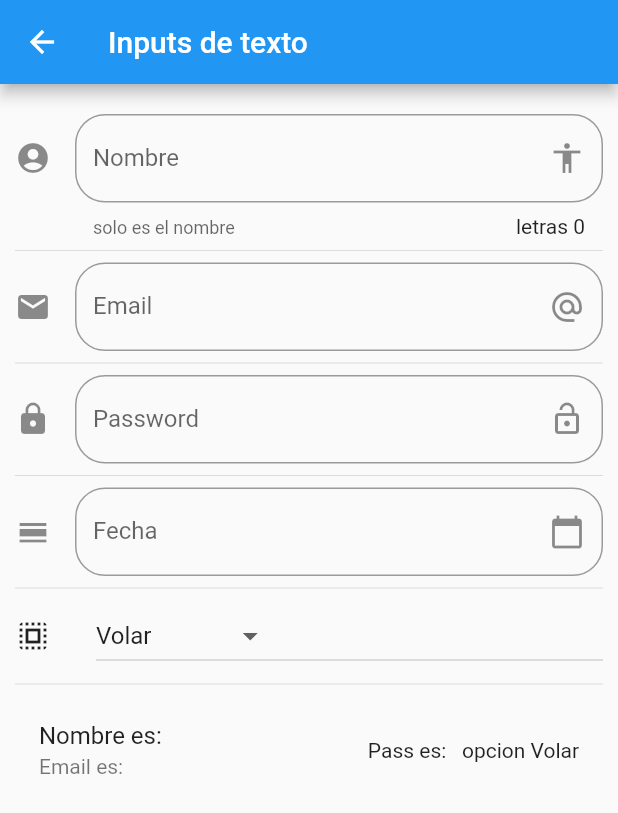
After one commit to zabdielcead/praacFlutterDos, a Flutter app: the InputPage screen opened by its route, on a phone screen of 412 x 824 dp. The commit adds this screen. Shown: the top 813 px of the screen. Run offline on Flutter 3.47's test engine with Material 2 defaults, Android fonts, the phone set to English and light mode, and no system bars.

```diff
--- a/componentes/data/menu_opts.json
+++ b/componentes/data/menu_opts.json
@@ -19,6 +19,21 @@
             "ruta": "animatedContainer",
             "icon": "donut_large",
             "texto": "Animated - Container"
+        },
+        {
+            "ruta": "inputs",
+            "icon": "input",
+            "texto": "Inputs"
+        },
+        {
+            "ruta": "sliders",
+            "icon": "tune",
+            "texto": "Sliders-checks"
+        },
+        {
+            "ruta": "list",
+            "icon": "list",
+            "texto": "Listas y Scroll"
         }
     ]
 }
--- /dev/null
+++ b/componentes/lib/src/pages/input_page.dart
@@ -0,0 +1,218 @@
+import 'package:flutter/material.dart';
+
+class InputPage extends StatefulWidget {
+  @override
+  _InputPageState createState() => _InputPageState();
+}
+
+class _InputPageState extends State<InputPage> {
+
+  String _nombre   = '';
+  String _email    = '';
+  String _password = '';
+  String _fecha    = '';
+
+  String _opcionSeleccionada = 'Volar';
+
+  List<String> _poderes = ['Volar', 'Rayosx', 'SuperAliento', 'Super fuerza'];
+
+  TextEditingController _inputFieldDateController = new TextEditingController();
+
+  @override
+  Widget build(BuildContext context) {
+    return Scaffold(
+              appBar:AppBar(
+                title: Text('Inputs de texto'),
+              ),
+              body: ListView(
+                      padding: EdgeInsets.symmetric(horizontal: 10.0, vertical: 20.0),
+                      children: <Widget>[
+                        _crearInput(),
+                        Divider(),
+                        _crearEmail(),
+                        Divider(),
+                        _crearPassword(),
+                        Divider(),
+                        _crearFecha(context),
+                        Divider(),
+                        _crearDropdown(),
+                        Divider(),
+                        _crearPersona()
+                      ],
+                  ),
+            );
+  }
+
+   Widget _crearInput() {
+
+      return TextField(
+        autofocus: false,
+        textCapitalization: TextCapitalization.sentences,
+        decoration: InputDecoration(
+          border: OutlineInputBorder(
+                    borderRadius: BorderRadius.circular(20.0)
+          ),
+          counter: Text('letras ${_nombre.length}'),
+          hintText: 'Nombre de la persona',
+          labelText: 'Nombre',
+          helperText: 'solo es el nombre',
+          suffixIcon: Icon(Icons.accessibility),
+          icon: Icon(Icons.account_circle)
+
+        ),
+        onChanged: (valor) {
+          setState(() {
+              _nombre = valor;
+
+          });
+
+        },
+
+      );
+    }
+
+
+     Widget _crearPersona() {
+       return ListTile(
+          title: Text('Nombre es: $_nombre'),
+          subtitle: Text('Email es: $_email'),
+          trailing: Text('Pass es: $_password  opcion $_opcionSeleccionada'),
+
+       );
+     }
+
+      Widget _crearEmail() {
+
+        return TextField(
+           // autofocus: true,
+            //textCapitalization: TextCapitalization.sentences,
+              keyboardType:  TextInputType.emailAddress,
+              decoration: InputDecoration(
+                border: OutlineInputBorder(
+                          borderRadius: BorderRadius.circular(20.0)
+                ),
+                hintText: 'Email de la persona',
+                labelText: 'Email',
+                suffixIcon: Icon(Icons.alternate_email),
+                icon: Icon(Icons.email)
+              ),
+              onChanged: (valor) {
+                setState(() {
+                    _email = valor;
+                });
+              },
+        );
+      }
+
+
+       Widget _crearPassword() {
+          return TextField(
+           // autofocus: true,
+            //textCapitalization: TextCapitalization.sentences,
+              obscureText: true,
+              decoration: InputDecoration(
+                border: OutlineInputBorder(
+                          borderRadius: BorderRadius.circular(20.0)
+                ),
+                hintText: 'Password de la persona',
+                labelText: 'Password',
+                suffixIcon: Icon(Icons.lock_open),
+                icon: Icon(Icons.lock)
+              ),
+              onChanged: (valor) {
+                setState(() {
+                    _password = valor;
+                });
+              },
+        );
+       }
+
+      Widget _crearFecha( BuildContext context ) {
+            return TextField(
+
+              enableInteractiveSelection: false,
+              controller: _inputFieldDateController,
+              decoration: InputDecoration(
+                border: OutlineInputBorder(
+                          borderRadius: BorderRadius.circular(20.0)
+                ),
+                hintText: 'Fecha de nacimiento',
+                labelText: 'Fecha',
+                suffixIcon: Icon(Icons.calendar_today),
+                icon: Icon(Icons.calendar_view_day)
+              ),
+              onTap: () { // click en el elemento
+                FocusScope.of(context).requestFocus(new FocusNode()); // para que cuando se de click  no se ponga el focus en el campo
+                _selectDate(context);
+              },
+        );
+      }
+
+      void _selectDate(BuildContext context) async {
+        DateTime picked = await showDatePicker(
+          context: context,
+          initialDate: new DateTime.now(),
+          firstDate: new DateTime(2019),
+          lastDate: new DateTime(2025),
+          locale: Locale('es', 'ES')
+        );
+        if (picked != null) {
+          setState(() {
+            _fecha = picked.toString();
+            _inputFieldDateController.text = _fecha;
+          });
+        }
+      }
+
+
+
+
+      /*
+       PARA MULTILENGUAJE EN FLUTTER
+          https://api.flutter.dev/flutter/flutter_localizations/GlobalMaterialLocalizations-class.html
+          https://flutter.dev/docs/development/accessibility-and-localization/internationalization#specifying-supportedlocales
+
+
+          SE AGREGO A pubspec.yaml
+
+           flutter_localizations:
+              sdk: flutter
+
+       */
+
+      List<DropdownMenuItem<String>> getOpcionesDropdown () {
+         List<DropdownMenuItem<String>> lista = new List();
+
+         _poderes.forEach( (poder) {
+            lista.add(DropdownMenuItem(
+                child: Text(poder),
+                value: poder,
+            ));
+         });
+        return lista;
+      }
+
+        Widget _crearDropdown() { // es como un select
+
+          return Row(
+                    children: <Widget>[
+                      Icon(Icons.select_all),
+                      SizedBox(width: 30.0, ),
+                      Expanded(
+                           child: DropdownButton(
+                            value: _opcionSeleccionada,
+                            items: getOpcionesDropdown(),
+                            onChanged: (opt) {
+                              setState(() {
+                                _opcionSeleccionada = opt;
+                              });
+                            },
+                         ),
+                      )
+
+                    ],
+              );
+
+
+        }
+}
--- a/componentes/lib/src/routes/routes.dart
+++ b/componentes/lib/src/routes/routes.dart
@@ -4,6 +4,9 @@ import 'package:componentes/src/pages/avatar_page.dart';
 import 'package:componentes/src/pages/home_page.dart';
 import 'package:componentes/src/pages/card_page.dart';
 import 'package:componentes/src/pages/animated_container.dart';
+import 'package:componentes/src/pages/input_page.dart';
+import 'package:componentes/src/pages/lsitview_page.dart';
+import 'package:componentes/src/pages/slider_page.dart';
 
 Map<String , WidgetBuilder> getApplicationRoutes () {
 
@@ -14,6 +17,9 @@ Map<String , WidgetBuilder> getApplicationRoutes () {
             'avatar'               : ( BuildContext context ) => AvatarPage(),
             'card'                 : ( BuildContext context ) => CardPage(),
             'animatedContainer'    : ( BuildContext context ) => AnimatedContainerPage(),
+            'inputs'               : ( BuildContext context ) => InputPage(),
+            'sliders'              : ( BuildContext context ) => SliderPage(),
+            'list'                 : ( BuildContext context ) => ListaPage(),
 
     };
 }
--- a/componentes/lib/src/utils/icono_string_util.dart
+++ b/componentes/lib/src/utils/icono_string_util.dart
@@ -6,7 +6,10 @@ final _icons =  <String, IconData> {
     'add_alert'      : Icons.add_alert,
     'accessibility'  : Icons.accessibility,
     'folder_open'    : Icons.folder_open,
-    'donut_large'    : Icons.donut_large
+    'donut_large'    : Icons.donut_large,
+    'input'          : Icons.input,
+    'tune'           : Icons.tune,
+    'list'           : Icons.list
 
 };
 
--- a/componentes/pubspec.yaml
+++ b/componentes/pubspec.yaml
@@ -18,6 +18,9 @@ environment:
 
 dependencies:
   flutter:
+    sdk: flutter
+
+  flutter_localizations:
     sdk: flutter
 
   # The following adds the Cupertino Icons font to your application.
```
Also changed, not shown: componentes/lib/main.dart (+12 -0 lines), componentes/lib/src/pages/lsitview_page.dart (added, +36 -0 lines), componentes/lib/src/pages/slider_page.dart (added, +96 -0 lines), componentes/pubspec.lock.
